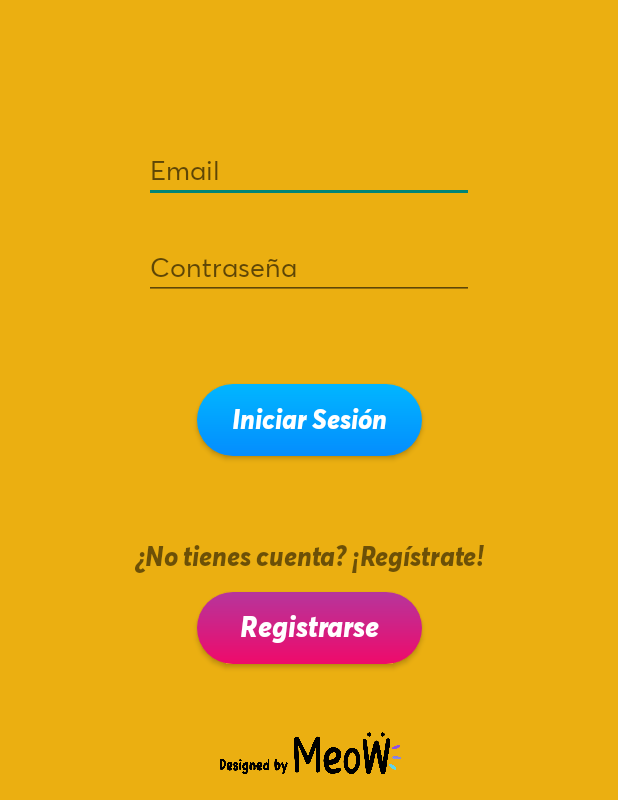
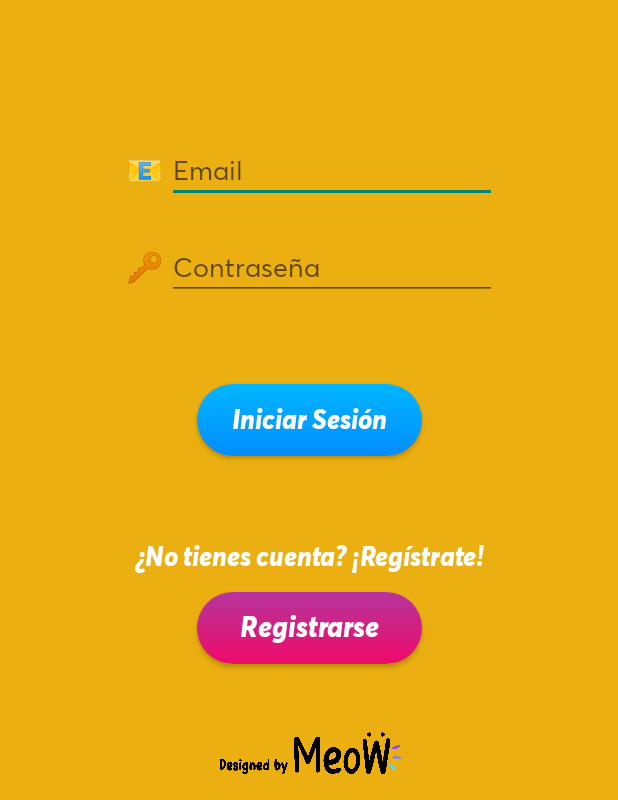
Before and after one commit to mamenArias/TFGFreeling, an Android app: the screen it shows after launch (MainActivity), on a phone screen of 412 x 824 dp, the part 436-1236 px from its top. Run offline under Robolectric (Android 15) with nearby library versions, the light colour scheme and no system bars.

Commit message:
Ajustes Pantalla Registro
Se ha retocado el campo intereses para que se pueda escribir con límite de caracteres y que se lea todo bien.

```diff
--- a/Freeling/app/src/main/res/layout/activity_main.xml
+++ b/Freeling/app/src/main/res/layout/activity_main.xml
@@ -35,9 +35,25 @@
         app:layout_constraintBottom_toTopOf="@+id/botonInicioSesion"
         app:layout_constraintEnd_toEndOf="parent"
         app:layout_constraintHorizontal_bias="0.5"
-        app:layout_constraintStart_toStartOf="parent"
+        app:layout_constraintStart_toEndOf="@+id/lblIconoEmail"
         app:layout_constraintTop_toBottomOf="@+id/logoApp"
         tools:ignore="TouchTargetSizeCheck,SpeakableTextPresentCheck,TextContrastCheck,DuplicateSpeakableTextCheck" />
+
+    <TextView
+        android:id="@+id/lblIconoEmail"
+        android:layout_width="30dp"
+        android:layout_height="wrap_content"
+        android:text="@string/iconoEmail"
+        android:textAlignment="center"
+        android:textColor="@color/white"
+        android:textSize="20sp"
+        app:layout_constraintBottom_toBottomOf="@+id/campoUsuario"
+        app:layout_constraintEnd_toStartOf="@+id/campoUsuario"
+        app:layout_constraintHorizontal_bias="0.5"
+        app:layout_constraintHorizontal_chainStyle="packed"
+        app:layout_constraintStart_toStartOf="parent"
+        app:layout_constraintTop_toTopOf="@+id/campoUsuario"
+        tools:ignore="TextContrastCheck" />
 
     <EditText
         android:id="@+id/campoPassword"
@@ -52,24 +68,41 @@
         android:textAlignment="viewStart"
         app:layout_constraintEnd_toEndOf="parent"
         app:layout_constraintHorizontal_bias="0.5"
-        app:layout_constraintStart_toStartOf="parent"
+        app:layout_constraintStart_toEndOf="@+id/lblIconoPassw"
         app:layout_constraintTop_toBottomOf="@+id/campoUsuario"
         tools:ignore="SpeakableTextPresentCheck,TouchTargetSizeCheck,TextContrastCheck,DuplicateSpeakableTextCheck" />
 
+    <TextView
+        android:id="@+id/lblIconoPassw"
+        android:layout_width="30dp"
+        android:layout_height="wrap_content"
+        android:text="@string/iconoPassw"
+        android:textAlignment="center"
+        android:textColor="@color/white"
+        android:textSize="20sp"
+        app:layout_constraintBottom_toBottomOf="@+id/campoPassword"
+        app:layout_constraintEnd_toStartOf="@+id/campoPassword"
+        app:layout_constraintHorizontal_bias="0.5"
+        app:layout_constraintHorizontal_chainStyle="packed"
+        app:layout_constraintStart_toStartOf="parent"
+        app:layout_constraintTop_toTopOf="@+id/campoPassword"
+        tools:ignore="TextContrastCheck" />
+
     <Button
         android:id="@+id/botonInicioSesion"
+        style="@style/ButtonBlue"
         android:layout_width="150dp"
         android:layout_height="wrap_content"
         android:text="@string/inicioSesion"
         android:textAllCaps="false"
         android:textColor="@color/white"
         android:textSize="18sp"
-        style="@style/ButtonBlue"
         app:layout_constraintBottom_toTopOf="@+id/botonRegistro"
         app:layout_constraintEnd_toEndOf="parent"
         app:layout_constraintHorizontal_bias="0.5"
         app:layout_constraintStart_toStartOf="parent"
-        app:layout_constraintTop_toBottomOf="@+id/campoUsuario" />
+        app:layout_constraintTop_toBottomOf="@+id/campoUsuario"
+        tools:ignore="TextContrastCheck" />
 
     <TextView
         android:id="@+id/lblRegistro"
@@ -78,6 +111,7 @@
         android:layout_marginBottom="10sp"
         android:fontFamily="@font/avertaextrabold"
         android:text="@string/cuentaNoRegistrada"
+        android:textColor="@color/white"
         android:textSize="18sp"
         app:layout_constraintBottom_toTopOf="@+id/botonRegistro"
         app:layout_constraintEnd_toEndOf="@+id/botonRegistro"
@@ -85,6 +119,7 @@
 
     <Button
         android:id="@+id/botonRegistro"
+        style="@style/ButtonGradient"
         android:layout_width="150dp"
         android:layout_height="wrap_content"
         android:fontFamily="@font/avertaextrabold"
@@ -92,7 +127,6 @@
         android:textAllCaps="false"
         android:textColor="@color/white"
         android:textSize="19sp"
-        style="@style/ButtonGradient"
         app:layout_constraintBottom_toBottomOf="parent"
         app:layout_constraintEnd_toEndOf="parent"
         app:layout_constraintHorizontal_bias="0.5"
@@ -100,10 +134,11 @@
         app:layout_constraintTop_toBottomOf="@+id/botonInicioSesion" />
 
     <ImageView
-        android:id="@+id/imageView"
+        android:id="@+id/iconoEquipo"
         android:layout_width="wrap_content"
         android:layout_height="30dp"
         android:layout_marginBottom="16dp"
+        android:contentDescription="@string/equipoApp"
         app:layout_constraintBottom_toBottomOf="parent"
         app:layout_constraintEnd_toEndOf="parent"
         app:layout_constraintHorizontal_bias="0.0"
--- a/Freeling/app/src/main/res/layout/activity_registro.xml
+++ b/Freeling/app/src/main/res/layout/activity_registro.xml
@@ -43,7 +43,7 @@
             android:id="@+id/campoUsuarioRegistro"
             android:layout_width="270dp"
             android:layout_height="wrap_content"
-            android:layout_marginTop="20dp"
+            android:layout_marginTop="10dp"
             android:layout_marginBottom="20dp"
             android:ems="10"
             android:fontFamily="@font/avertaregular"
@@ -64,6 +64,7 @@
             android:layout_height="wrap_content"
             android:text="@string/iconoEmail"
             android:textAlignment="center"
+            android:textColor="@color/white"
             android:textSize="20sp"
             app:layout_constraintBottom_toBottomOf="@+id/campoUsuarioRegistro"
             app:layout_constraintEnd_toStartOf="@+id/campoUsuarioRegistro"
@@ -98,6 +99,7 @@
             android:layout_height="wrap_content"
             android:text="@string/iconoPassw"
             android:textAlignment="center"
+            android:textColor="@color/white"
             android:textSize="20sp"
             app:layout_constraintBottom_toBottomOf="@+id/campoPasswRegistro"
             app:layout_constraintEnd_toStartOf="@+id/campoPasswRegistro"
@@ -122,7 +124,6 @@
             app:layout_constraintBottom_toTopOf="@+id/spinnerGeneroRegistro"
             app:layout_constraintEnd_toStartOf="@+id/spinnerPronombreRegistro"
             app:layout_constraintHorizontal_bias="0.5"
-            app:layout_constraintHorizontal_chainStyle="packed"
             app:layout_constraintStart_toEndOf="@+id/lblNombre"
             app:layout_constraintTop_toBottomOf="@+id/campoPasswRegistro"
             tools:ignore="TouchTargetSizeCheck,TextContrastCheck" />
@@ -133,6 +134,7 @@
             android:layout_height="wrap_content"
             android:text="@string/iconoNombre"
             android:textAlignment="center"
+            android:textColor="@color/white"
             android:textSize="20sp"
             app:layout_constraintBottom_toBottomOf="@+id/campoNombreRegistro"
             app:layout_constraintEnd_toStartOf="@+id/campoNombreRegistro"
@@ -204,6 +206,7 @@
             android:layout_height="wrap_content"
             android:text="@string/iconoEdad"
             android:textAlignment="center"
+            android:textColor="@color/white"
             android:textSize="20sp"
             app:layout_constraintBottom_toBottomOf="@+id/campoEdadRegistro"
             app:layout_constraintEnd_toStartOf="@+id/campoEdadRegistro"
@@ -218,7 +221,6 @@
             android:layout_width="wrap_content"
             android:layout_height="wrap_content"
             android:layout_marginTop="10dp"
-            android:layout_marginBottom="10dp"
             android:fontFamily="@font/avertaregular"
             android:text="@string/rangoEdad"
             android:textColor="@color/azulOscuro"
@@ -283,7 +285,7 @@
         <EditText
             android:id="@+id/campoInteresesRegistro"
             android:layout_width="300dp"
-            android:layout_height="100dp"
+            android:layout_height="wrap_content"
             android:layout_marginTop="10dp"
             android:layout_marginBottom="20dp"
             android:ems="10"
@@ -293,24 +295,25 @@
             android:importantForAutofill="no"
             android:inputType="textMultiLine"
             android:maxLength="160"
-            android:maxLines="5"
+            android:scrollbars="vertical"
             android:textAlignment="viewStart"
             android:textColor="@color/white"
+            tools:ignore="TextContrastCheck"
             app:layout_constraintBottom_toTopOf="@+id/botonRegistrarUsuario"
             app:layout_constraintEnd_toEndOf="parent"
             app:layout_constraintHorizontal_bias="0.5"
             app:layout_constraintStart_toStartOf="parent"
             app:layout_constraintTop_toBottomOf="@+id/lblGuion"
-            tools:ignore="TextContrastCheck" />
+    />
 
         <Button
             android:id="@+id/botonRegistrarUsuario"
+            style="@style/ButtonGradient"
             android:layout_width="250dp"
             android:layout_height="wrap_content"
             android:layout_marginTop="10dp"
             android:layout_marginBottom="10dp"
             android:text="@string/registro"
-            style="@style/ButtonGradient"
             app:layout_constraintBottom_toBottomOf="parent"
             app:layout_constraintEnd_toEndOf="parent"
             app:layout_constraintHorizontal_bias="0.5"
--- a/Freeling/app/src/main/res/values/strings.xml
+++ b/Freeling/app/src/main/res/values/strings.xml
@@ -42,4 +42,5 @@
     <string name="iconoPassw">🔑</string>
     <string name="iconoNombre">🙍‍</string>
     <string name="iconoEdad">📅</string>
+    <string name="equipoApp">Logo del equipo de la App</string>
 </resources>
```
